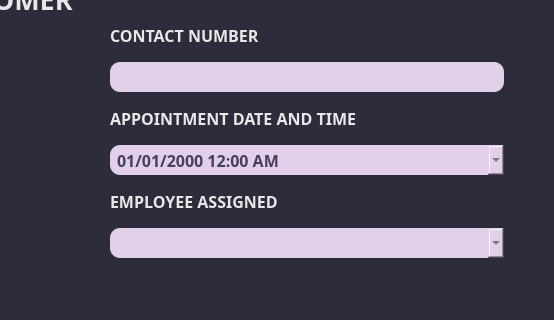
The window that ui_files/edit_customer_dialog.ui (porgarmer/Jeb-s-Salon) describes before a commit, drawn with Qt 5; both pictures show x 653 to 1207 and y 179 to 499 of the 1207 by 723 pixel window.
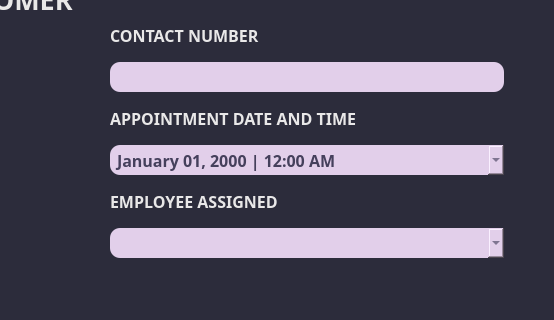
The same window after the commit. Icons and pictures are not drawn.

Diff of the .ui file:
```diff
--- a/ui_files/edit_customer_dialog.ui
+++ b/ui_files/edit_customer_dialog.ui
@@ -496,7 +496,7 @@
             }</string>
               </property>
               <property name="displayFormat">
-               <string>MM/dd/yyyy h:mm AP</string>
+               <string>MMMM dd, yyyy | h:mm AP</string>
               </property>
               <property name="calendarPopup">
                <bool>true</bool>
```
